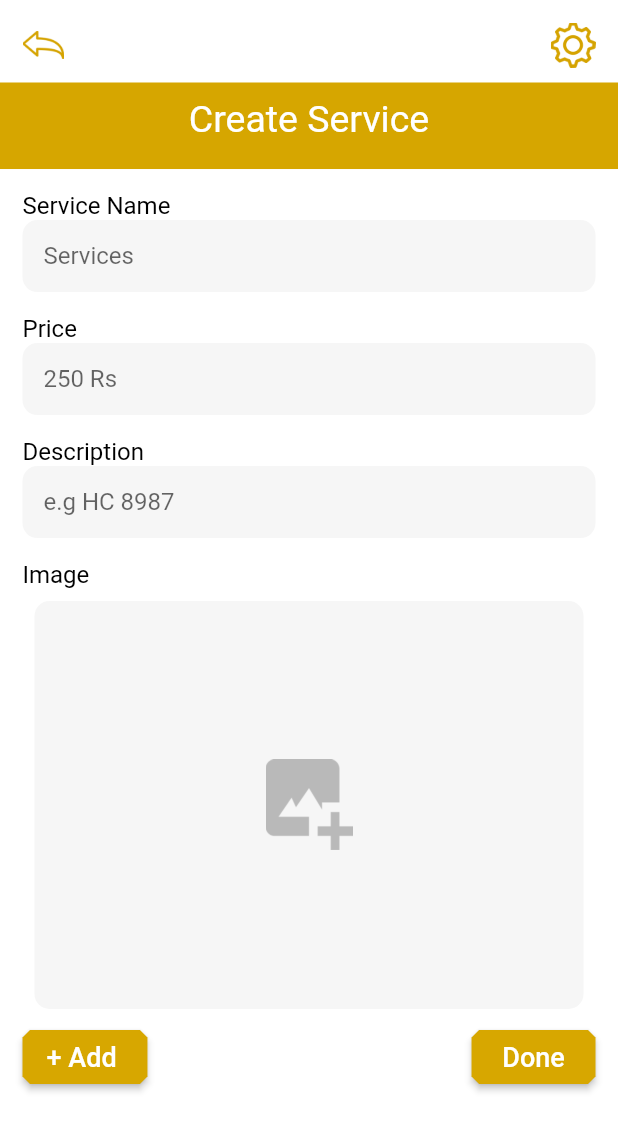
After one commit to osamaHassanK/HairFixerShopkeeper, a Flutter app: the SkCatalog3 screen opened directly, on a phone screen of 412 x 824 dp. The commit adds this screen. Shown: the top 1131 px of the screen. Run offline on Flutter 3.47's test engine with Material 2 defaults, Android fonts, the phone set to English and light mode, and no system bars; our stand-ins replace firebase_auth, firebase_core, google_sign_in; accounts and stored records are empty.

Commit message:
21-oct-2021

```diff
--- /dev/null
+++ b/lib/screensfolder/catalog_for_service.dart
@@ -0,0 +1,157 @@
+import 'package:flutter/material.dart';
+
+class SkCatalog3 extends StatelessWidget {
+  const SkCatalog3 ({Key? key}) : super(key: key);
+
+  @override
+  Widget build(BuildContext context) {
+    return SafeArea(
+      child: Scaffold(
+        backgroundColor: Colors.white,
+        body:SingleChildScrollView(
+          child: Column(
+            children: [
+              Padding(
+                padding: const EdgeInsets.only(top: 15.0,right: 15,left: 15,bottom: 10),
+                child: Row(
+                  mainAxisAlignment: MainAxisAlignment.spaceBetween,
+                  children: [
+                    Image.asset("assets/backarrow.png",scale: 4,),
+                    Image.asset("assets/settingicon.png",scale: 4,),
+                  ],
+                ),
+              ),
+              Container(
+                width: double.infinity,
+                height: MediaQuery.of(context).size.height*0.070,
+                color: Color(0xffD6A600),
+                child: Padding(
+                  padding: const EdgeInsets.only(top: 10.0),
+                  child: Text("Create Service",
+                    style:TextStyle(fontSize: 25,color: Colors.white),
+                    textAlign: TextAlign.center,
+                  ),
+                ),
+              ),
+              Padding(
+                padding: const EdgeInsets.all(15.0),
+                child: Column(
+                  crossAxisAlignment: CrossAxisAlignment.start,
+                  mainAxisAlignment: MainAxisAlignment.start,
+                  children: [
+                    Row(
+                      children: [ Text("Service Name",style: TextStyle(fontSize: 16,color: Colors.black),)],
+                    ),
+                    TextFormField(
+                        decoration: InputDecoration(
+                          alignLabelWithHint: false,
+                          labelText: "Services",
+                          filled: true,
+                          fillColor: Color(0xffF6F6F6),
+                          contentPadding: const EdgeInsets.only(
+                              left: 14.0, bottom: 6.0, top: 8.0),
+                          enabledBorder: OutlineInputBorder(
+                            borderSide: BorderSide(color: Colors.transparent),
+                            borderRadius: BorderRadius.circular(10.0),
+                          ),
+                        )),
+                    const SizedBox(
+                      height: 15,
+                    ),
+                    Row(
+                      children: [ Text("Price",style: TextStyle(fontSize: 16,color: Colors.black),)],
+                    ),
+                    TextFormField(
+                        decoration: InputDecoration(
+                          alignLabelWithHint: false,
+                          labelText: "250 Rs",
+                          filled: true,
+                          fillColor: Color(0xffF6F6F6),
+                          contentPadding: const EdgeInsets.only(
+                              left: 14.0, bottom: 6.0, top: 8.0),
+                          enabledBorder: OutlineInputBorder(
+                            borderSide: BorderSide(color: Colors.transparent),
+                            borderRadius: BorderRadius.circular(10.0),
+                          ),
+                        )),
+                    const SizedBox(
+                      height: 15,
+                    ),
+                    Row(
+                      children: const [ Text("Description",
+                        style: TextStyle(fontSize: 16,color: Colors.black),)],
+                    ),
+                    TextFormField(
+                        decoration: InputDecoration(
+                          alignLabelWithHint: false,
+                          labelText: "e.g HC 8987",
+                          filled: true,
+                          fillColor: Color(0xffF6F6F6),
+                          contentPadding: const EdgeInsets.only(
+                              left: 14.0, bottom: 6.0, top: 8.0),
+                          enabledBorder: OutlineInputBorder(
+                            borderSide: BorderSide(color: Colors.transparent),
+                            borderRadius: BorderRadius.circular(10.0),
+                          ),
+                        )),
+                    SizedBox(
+                      height: 15,
+                    ),
+                    Row(
+                      children: [ Text("Image",style: TextStyle(fontSize: 16,color: Colors.black),)],
+                    ),
+                    Padding(
+                      padding: const EdgeInsets.all(8.0),
+                      child: Container(
+                        width: MediaQuery.of(context).size.width * 0.920,
+                        height: MediaQuery.of(context).size.height * 0.330,
+                        decoration: BoxDecoration(
+                          borderRadius: BorderRadius.circular(10),
+                          color: Color(0xffF6F6F6),
+                        ),
+                        child: Center(
+                            child: Image.asset(
+                              "assets/uploadImage.png",
+                              scale: 3,
+                            )),
+                      ),
+                    ),
+                    Row(
+                      mainAxisAlignment: MainAxisAlignment.spaceBetween,
+                      children: [
+                        ElevatedButton(
+                          child: Text('+ Add ',style: TextStyle(fontSize: 18),),
+                          style: ElevatedButton.styleFrom(
+                            primary: Color(0xffD7A700),
+                            onPrimary: Colors.white,
+                            shape: const BeveledRectangleBorder(
+                                borderRadius: BorderRadius.all(Radius.circular(5))),
+                          ),
+                          onPressed: () {},
+                        ),
+                        ElevatedButton(
+                          child: Text(' Done ',style: TextStyle(fontSize: 18),),
+                          style: ElevatedButton.styleFrom(
+                            primary: Color(0xffD7A700),
+                            onPrimary: Colors.white,
+                            shape: const BeveledRectangleBorder(
+                                borderRadius: BorderRadius.all(Radius.circular(5))),
+                          ),
+                          onPressed: () {},
+                        ),
+
+
+                      ],
+                    )
+
+
+                  ],
+                ),
+              )
+            ],
+          ),
+        ),
+      ),
+    );
+  }
+}
```
Also changed, not shown: lib/screensfolder/catalog_for_facial.dart (renamed from lib/screensfolder/sk_catlog.dart, +10 -13 lines), lib/screensfolder/catlog_for_beared.dart (added, +149 -0 lines), lib/screensfolder/catlog_for_hair.dart (added, +149 -0 lines), lib/screensfolder/sk_shop_creation.dart (+5 -2 lines), lib/screensfolder/sk_notification.dart (added).
